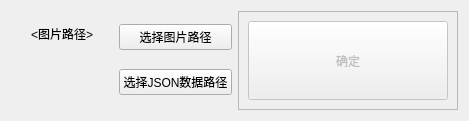
QidiLiu/mask-converter, file gui/main.ui: the form before one commit.
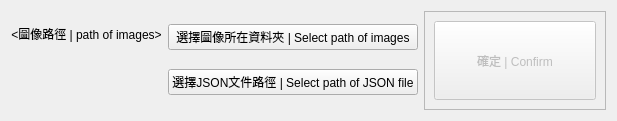
The form after the commit.

What changed in the file:
```diff
--- a/gui/main.ui
+++ b/gui/main.ui
@@ -6,7 +6,7 @@
    <rect>
     <x>0</x>
     <y>0</y>
-    <width>469</width>
+    <width>617</width>
     <height>121</height>
    </rect>
   </property>
@@ -21,7 +21,7 @@
        <item>
         <widget class="QLabel" name="images_label">
          <property name="text">
-          <string>&lt;图片路径&gt;</string>
+          <string>&lt;圖像路徑 | path of images&gt;</string>
          </property>
          <property name="alignment">
           <set>Qt::AlignCenter</set>
@@ -31,7 +31,7 @@
        <item>
         <widget class="QLabel" name="json_label">
          <property name="text">
-          <string>&lt;JSON 数据路径&gt;</string>
+          <string>&lt;JSON文件路徑 | path of JSON file&gt;</string>
          </property>
          <property name="alignment">
           <set>Qt::AlignCenter</set>
@@ -45,14 +45,14 @@
        <item>
         <widget class="QPushButton" name="images_button">
          <property name="text">
-          <string>选择图片路径</string>
+          <string>選擇圖像所在資料夾 | Select path of images</string>
          </property>
         </widget>
        </item>
        <item>
         <widget class="QPushButton" name="json_button">
          <property name="text">
-          <string>选择JSON数据路径</string>
+          <string>選擇JSON文件路徑 | Select path of JSON file</string>
          </property>
         </widget>
        </item>
@@ -84,7 +84,7 @@
          <locale language="Chinese" country="China"/>
         </property>
         <property name="text">
-         <string>确定</string>
+         <string>確定 | Confirm</string>
         </property>
         <property name="iconSize">
          <size>
```
Left out of the diff: 2 changed lines with no effect on the pictures.
